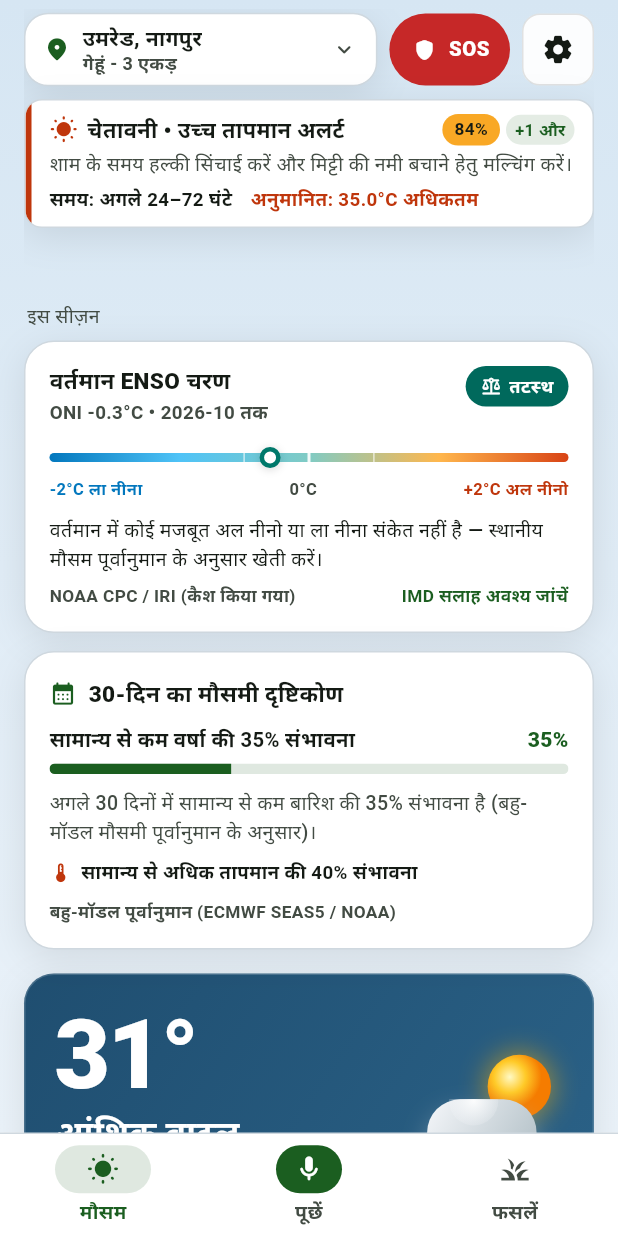
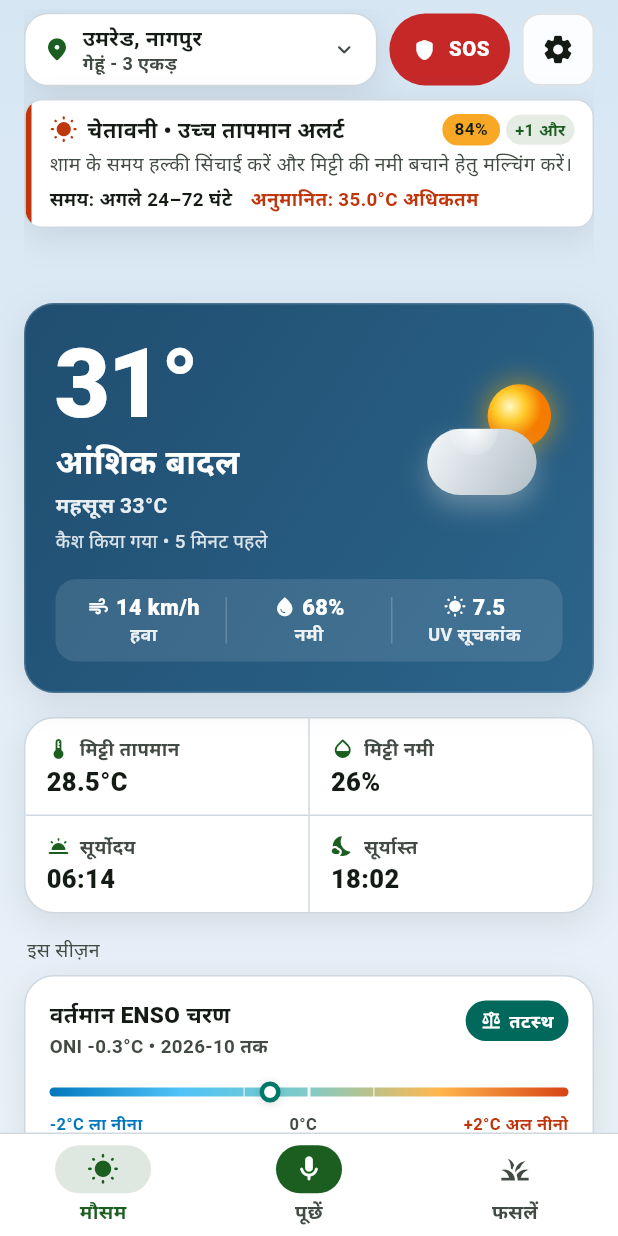
Before and after one commit to kumarnikki/Kisan-Mausam, a Flutter app: the WeatherHomeScreen screen opened directly with empty values, on a phone screen of 412 x 824 dp. Run offline on Flutter 3.47's test engine with Material 3 defaults, Android fonts, the light colour scheme and no system bars; our stand-ins replace audioplayers, dio, flutter_tts, geolocator, google_sign_in, shared_preferences and 1 more; missing offline and left inert: dart:js_interop; accounts and stored records are empty; network calls fail.

Commit message:
Release v2.2.0 (build 26): Revert v2.1.0 section order and restore Home layout

```diff
--- a/app/lib/l10n/app_strings.dart
+++ b/app/lib/l10n/app_strings.dart
@@ -179,7 +179,7 @@ class AppStrings {
       'settings_data_source': 'मौसम डेटा स्रोत',
       'settings_standards': 'जोखिम एवं कृषि मानक',
       'settings_standards_sub': 'भारतीय मौसम विज्ञान विभाग एवं कृषि अनुसंधान मानक',
-      'settings_footer': 'किसान मौसम • v2.1.0\nभारतीय किसानों के लिए निर्मित',
+      'settings_footer': 'किसान मौसम • v2.2.0\nभारतीय किसानों के लिए निर्मित',
       'settings_back': 'वापस जाएं',
       'server_dialog_title': 'क्लाउड सर्वर सेटिंग्स',
       'server_dialog_desc': 'अपने लाइव AWS EC2 या क्लाउड सर्वर का URL दर्ज करें:',
@@ -453,7 +453,7 @@ class AppStrings {
       'settings_data_source': 'Weather Data Attribution',
       'settings_standards': 'Risk & Agronomy Standards',
       'settings_standards_sub': 'India Meteorological Department & ICAR scientific standards',
-      'settings_footer': 'Kisan Mausam • v2.1.0\nBuilt for Indian Farmers',
+      'settings_footer': 'Kisan Mausam • v2.2.0\nBuilt for Indian Farmers',
       'settings_back': 'Back',
       'server_dialog_title': 'Cloud Server (AWS EC2)',
       'server_dialog_desc': 'Enter your live AWS EC2 or cloud server URL:',
--- a/app/lib/screens/home/weather_home_screen.dart
+++ b/app/lib/screens/home/weather_home_screen.dart
@@ -1418,7 +1418,7 @@ class _WeatherHomeScreenState extends State<WeatherHomeScreen> {
                         ),
                       )
                     else if (effectiveWeather != null) ...[
-                      // 2a) Section label "This season" with El Niño season card + 30-day outlook card (placed directly after warning / weather shift advisory)
+                      // 2a) Weather hero card (saturated weather gradient, white text, inner white-10% metrics panel)
                       SliverToBoxAdapter(
                         child: _StaggeredEntrance(
                           index: 0,
@@ -1426,37 +1426,6 @@ class _WeatherHomeScreenState extends State<WeatherHomeScreen> {
                             padding: const EdgeInsets.fromLTRB(
                               AppTheme.s16,
                               AppTheme.s8,
-                              AppTheme.s16,
-                              AppTheme.s16,
-                            ),
-                            child: Column(
-                              crossAxisAlignment: CrossAxisAlignment.stretch,
-                              children: [
-                                _buildSmallSectionLabel(
-                                  context,
-                                  AppStrings.get('section_this_season', _lang),
-                                ),
-                                const SizedBox(height: AppTheme.s8),
-                                _buildElNinoSeasonCard(context, debugOverride),
-                                const SizedBox(height: AppTheme.s12),
-                                _build30DayOutlookCard(
-                                  context,
-                                  effectiveWeather,
-                                ),
-                              ],
-                            ),
-                          ),
-                        ),
-                      ),
-
-                      // 2b) Weather hero card (saturated weather gradient, white text, inner white-10% metrics panel)
-                      SliverToBoxAdapter(
-                        child: _StaggeredEntrance(
-                          index: 1,
-                          child: Padding(
-                            padding: const EdgeInsets.fromLTRB(
-                              AppTheme.s16,
-                              0,
                               AppTheme.s16,
                               AppTheme.s16,
                             ),
@@ -1475,7 +1444,26 @@ class _WeatherHomeScreenState extends State<WeatherHomeScreen> {
                         ),
                       ),
 
-                      // 2c) Field conditions: ONE card with four cells in a 2x2 grid with hairline dividers
+                      // 2b) Field conditions: ONE card with four cells in a 2x2 grid with hairline dividers
+                      SliverToBoxAdapter(
+                        child: _StaggeredEntrance(
+                          index: 1,
+                          child: Padding(
+                            padding: const EdgeInsets.fromLTRB(
+                              AppTheme.s16,
+                              0,
+                              AppTheme.s16,
+                              AppTheme.s16,
+                            ),
+                            child: _buildFieldConditionsCard(
+                              context,
+                              effectiveWeather,
+                            ),
+                          ),
+                        ),
+                      ),
+
+                      // 2c) Section label "This season" with El Niño season card + 30-day outlook card
                       SliverToBoxAdapter(
                         child: _StaggeredEntrance(
                           index: 2,
@@ -1486,9 +1474,21 @@ class _WeatherHomeScreenState extends State<WeatherHomeScreen> {
                               AppTheme.s16,
                               AppTheme.s16,
                             ),
-                            child: _buildFieldConditionsCard(
+                            child: Column(
+                              crossAxisAlignment: CrossAxisAlignment.stretch,
+                              children: [
+                                _buildSmallSectionLabel(
+                                  context,
+                                  AppStrings.get('section_this_season', _lang),
+                                ),
+                                const SizedBox(height: AppTheme.s8),
+                                _buildElNinoSeasonCard(context, debugOverride),
+                                const SizedBox(height: AppTheme.s12),
+                                _build30DayOutlookCard(
                                   context,
                                   effectiveWeather,
+                                ),
+                              ],
                             ),
                           ),
                         ),
--- a/app/lib/services/update_service.dart
+++ b/app/lib/services/update_service.dart
@@ -33,15 +33,15 @@ class AppUpdateInfo {
 }
 
 class UpdateService {
-  static const String currentVersion = '2.1.0';
-  static const int currentVersionCode = 25;
+  static const String currentVersion = '2.2.0';
+  static const int currentVersionCode = 26;
 
   static const String rawVersionJsonUrl =
       'https://raw.githubusercontent.com/kumarnikki/Kisan-Mausam/main/version.json';
   static const String githubApiLatestUrl =
       'https://api.github.com/repos/kumarnikki/Kisan-Mausam/releases/latest';
   static const String defaultFallbackApkUrl =
-      'https://github.com/kumarnikki/Kisan-Mausam/releases/download/v2.1.0/kisan-mausam-release.apk';
+      'https://github.com/kumarnikki/Kisan-Mausam/releases/download/v2.2.0/kisan-mausam-release.apk';
 
   static const MethodChannel _nativeChannel =
       MethodChannel('in.kishanmausam.kisan_mausam/native_alert');
--- a/app/pubspec.yaml
+++ b/app/pubspec.yaml
@@ -2,7 +2,7 @@ name: kisan_mausam
 description: "KisanMausam: Hindi-first weather and crop-protection mobile app for Indian farmers."
 publish_to: 'none'
 
-version: 2.1.0+25
+version: 2.2.0+26
 
 environment:
   sdk: ^3.13.5
```
Also changed, not shown: version.json (+6 -6 lines), kisan_mausam_logo.png (added), 3 other files. Lines whose indentation alone changed are shown as unchanged.
